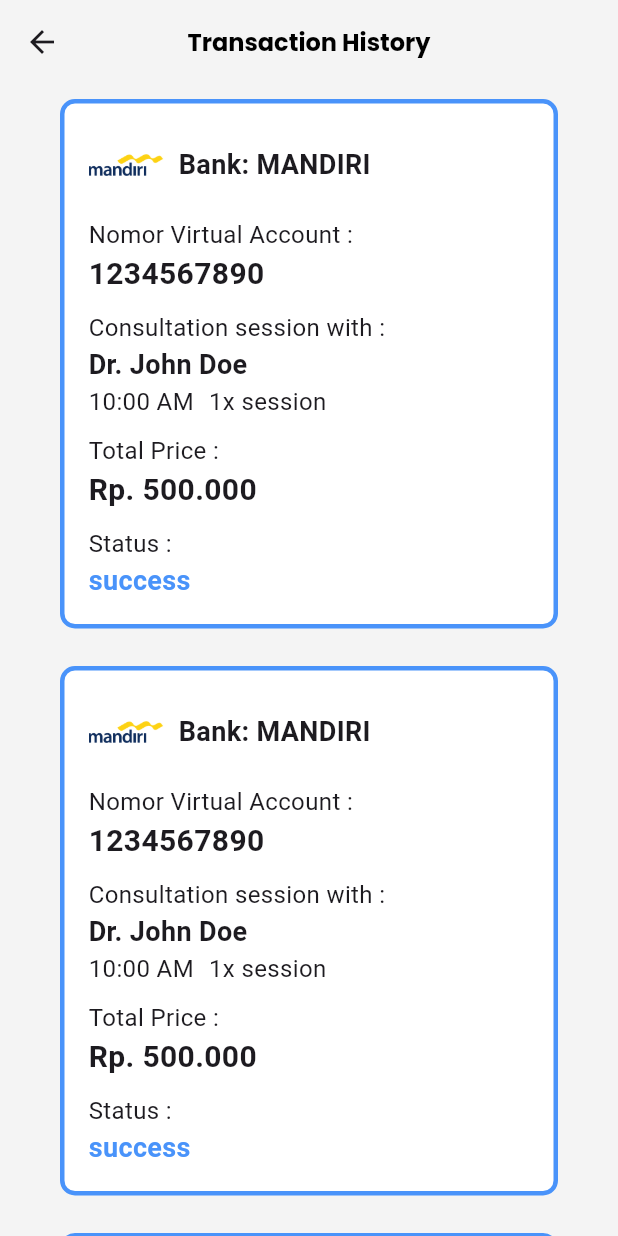
After one commit to radityafadh/sehatsaja-mob, a Flutter app: the TransactionHistoryPage screen opened by its route, on a phone screen of 412 x 824 dp. The commit adds this screen. Run offline on Flutter 3.47's test engine with Material 3 defaults, Android fonts, the phone set to English and light mode, and no system bars; our stand-ins replace flutter_svg, get, google_fonts, phosphor_flutter, table_calendar.

Commit message:
push detail news detail transaction

```diff
--- a/frontend/lib/main.dart
+++ b/frontend/lib/main.dart
@@ -11,6 +11,8 @@
 import 'package:frontend/pages/pick_doctor_page.dart';
 import 'package:frontend/pages/detail_doctor_page.dart';
 import 'package:frontend/pages/setting_page.dart';
+import 'package:frontend/pages/article_history_page.dart';
+import 'package:frontend/pages/transaction_history_page.dart';
 
 void main() {
   runApp(const MyApp());
@@ -37,6 +39,11 @@
         GetPage(name: '/pick-doctor', page: () => PickDoctorPage()),
         GetPage(name: '/detail-doctor', page: () => DetailDoctorPage()),
         GetPage(name: '/setting', page: () => SettingPage()),
+        GetPage(name: '/article-history', page: () => ArticleHistoryPage()),
+        GetPage(
+          name: '/transaction-history',
+          page: () => TransactionHistoryPage(),
+        ),
       ],
     );
   }
--- /dev/null
+++ b/frontend/lib/pages/transaction_history_page.dart
@@ -0,0 +1,50 @@
+import 'package:flutter/material.dart';
+import 'package:google_fonts/google_fonts.dart';
+import 'package:frontend/shared/theme.dart';
+import 'package:frontend/widgets/cardbankdetail.dart';
+
+class TransactionHistoryPage extends StatefulWidget {
+  const TransactionHistoryPage({Key? key}) : super(key: key);
+
+  @override
+  _TransactionHistoryPageState createState() => _TransactionHistoryPageState();
+}
+
+class _TransactionHistoryPageState extends State<TransactionHistoryPage> {
+  @override
+  Widget build(BuildContext context) {
+    return Scaffold(
+      appBar: AppBar(
+        title: Text(
+          'Transaction History',
+          style: GoogleFonts.poppins(
+            fontSize: 16,
+            fontWeight: bold,
+            color: blackColor,
+          ),
+        ),
+        centerTitle: true,
+        backgroundColor: lightGreyColor,
+      ),
+      backgroundColor: lightGreyColor,
+      body: Padding(
+        padding: const EdgeInsets.symmetric(horizontal: 30.0),
+        child: ListView.separated(
+          itemCount: 3,
+          separatorBuilder: (context, index) => SizedBox(height: 5),
+          itemBuilder: (context, index) {
+            return CardBankDetail(
+              image: 'bank_mandiri',
+              virtualAccountNumber: '1234567890',
+              doctorName: 'Dr. John Doe',
+              time: '10:00 AM',
+              session: '1x session',
+              price: 'Rp. 500.000',
+              status: 'success',
+            );
+          },
+        ),
+      ),
+    );
+  }
+}
--- /dev/null
+++ b/frontend/lib/widgets/cardbankdetail.dart
@@ -0,0 +1,105 @@
+import 'package:flutter/material.dart';
+import 'package:frontend/shared/theme.dart';
+
+class CardBankDetail extends StatelessWidget {
+  final String image; // menentukan nama bank seperti 'bank_mandiri'
+  final String virtualAccountNumber;
+  final String doctorName;
+  final String time;
+  final String session;
+  final String price;
+  final String status;
+
+  CardBankDetail({
+    required this.image,
+    required this.virtualAccountNumber,
+    required this.doctorName,
+    required this.time,
+    required this.session,
+    required this.price,
+    required this.status,
+  });
+
+  Widget _getBankImage(String image) {
+    switch (image) {
+      case 'bank_mandiri':
+        return Image.asset(
+          'assets/bank/bank_mandiri.png',
+          width: 50,
+          height: 50,
+        );
+      case 'bank_bri':
+        return Image.asset('assets/bank/bank_bri.png', width: 10, height: 50);
+      case 'bank_bni':
+        return Image.asset('assets/bank/bank_bni.png', width: 10, height: 50);
+      case 'bank_bca':
+        return Image.asset('assets/bank/bank_bca.png', width: 10, height: 50);
+      default:
+        return Icon(Icons.error, size: 50);
+    }
+  }
+
+  @override
+  Widget build(BuildContext context) {
+    return Container(
+      margin: EdgeInsets.all(10),
+      padding: EdgeInsets.all(16),
+      decoration: BoxDecoration(
+        color: whiteColor,
+        borderRadius: BorderRadius.circular(10),
+        border: Border.all(color: primaryColor, width: 3.0),
+      ),
+      child: Column(
+        crossAxisAlignment: CrossAxisAlignment.start,
+        children: [
+          Row(
+            children: [
+              _getBankImage(image), // Menampilkan gambar
+              SizedBox(width: 10),
+              Text(
+                'Bank: ${image.split("_").last.toUpperCase()}',
+                style: TextStyle(fontSize: 18, fontWeight: FontWeight.bold),
+              ),
+            ],
+          ),
+          SizedBox(height: 10),
+          Text('Nomor Virtual Account :', style: TextStyle(fontSize: 16)),
+          Text(
+            virtualAccountNumber,
+            style: TextStyle(fontSize: 20, fontWeight: FontWeight.bold),
+          ),
+          SizedBox(height: 10),
+          Text('Consultation session with :', style: TextStyle(fontSize: 16)),
+          Text(
+            doctorName,
+            style: TextStyle(fontSize: 18, fontWeight: FontWeight.bold),
+          ),
+          Row(
+            children: [
+              Text(time, style: TextStyle(fontSize: 16)),
+              SizedBox(width: 10),
+              Text(session, style: TextStyle(fontSize: 16)),
+            ],
+          ),
+          SizedBox(height: 10),
+          Text('Total Price :', style: TextStyle(fontSize: 16)),
+          Text(
+            price,
+            style: TextStyle(fontSize: 20, fontWeight: FontWeight.bold),
+          ),
+          SizedBox(height: 10),
+          Text('Status :', style: TextStyle(fontSize: 16)),
+          Text(
+            status,
+            style: TextStyle(
+              fontSize: 18,
+              fontWeight: FontWeight.bold,
+              color:
+                  status.toLowerCase() == 'success' ? primaryColor : blackColor,
+            ),
+          ),
+        ],
+      ),
+    );
+  }
+}
--- a/frontend/pubspec.yaml
+++ b/frontend/pubspec.yaml
@@ -70,6 +70,7 @@
   assets:
     - assets/shape/
     - assets/
+    - assets/bank/
 
 
   # An image asset can refer to one or more resolution-specific "variants", see
```
Also changed, not shown: frontend/lib/pages/article_history_page.dart (added, +46 -0 lines), frontend/lib/pages/setting_page.dart (+17 -5 lines), frontend/lib/widgets/cardnewslong.dart (added, +70 -0 lines), frontend/assets/bank/bank_bca.png (added), frontend/assets/bank/bank_bni.png (added), frontend/assets/bank/bank_bri.png (added), frontend/assets/bank/bank_mandiri.png (added).
